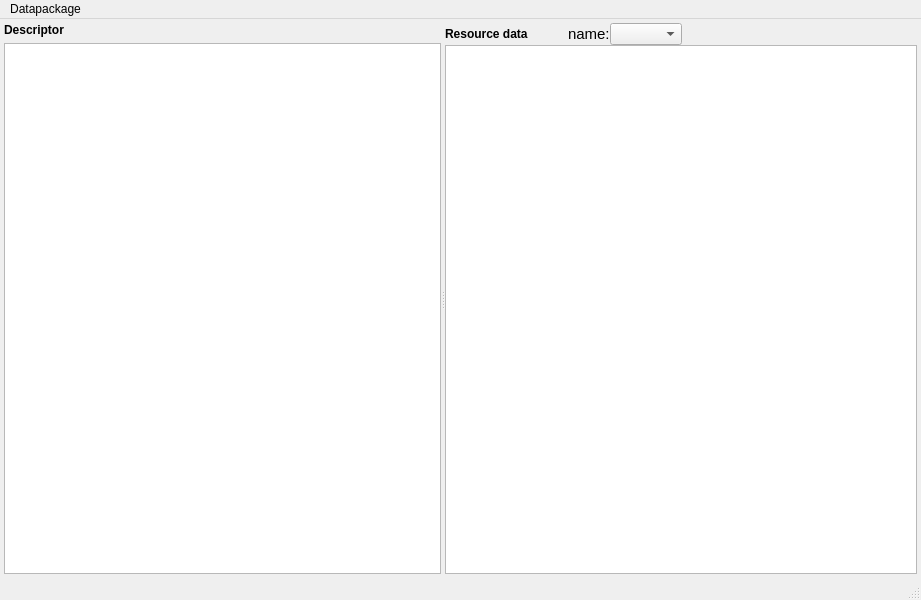
This is spinetoolbox/ui/spine_datapackage_form.ui in spine-tools/Spine-Toolbox as Qt 5 draws it before an edit. The edited form follows.
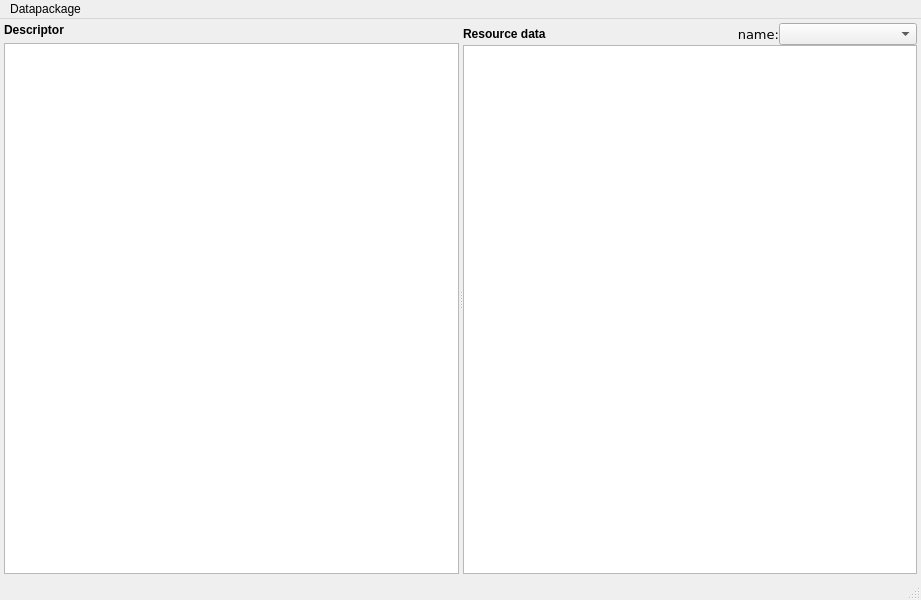
This is the edited form.

Commit message: Issue #106 updated. Now resource model and name combobox are cleared when loading a new datapackage.

The edit to the form file:
```diff
--- a/spinetoolbox/ui/spine_datapackage_form.ui
+++ b/spinetoolbox/ui/spine_datapackage_form.ui
@@ -97,7 +97,7 @@
         </item>
        </layout>
       </widget>
-      <widget class="QWidget" name="">
+      <widget class="QWidget" name="layoutWidget">
        <layout class="QVBoxLayout" name="verticalLayout_2">
         <property name="spacing">
          <number>0</number>
@@ -144,9 +144,16 @@
           </item>
           <item>
            <widget class="QLabel" name="label_resource_name">
+            <property name="sizePolicy">
+             <sizepolicy hsizetype="Preferred" vsizetype="Preferred">
+              <horstretch>0</horstretch>
+              <verstretch>0</verstretch>
+             </sizepolicy>
+            </property>
             <property name="font">
              <font>
-              <pointsize>11</pointsize>
+              <family>DejaVu Sans</family>
+              <pointsize>10</pointsize>
               <weight>50</weight>
               <bold>false</bold>
              </font>
@@ -154,6 +161,9 @@
             <property name="text">
              <string>name:</string>
             </property>
+            <property name="alignment">
+             <set>Qt::AlignRight|Qt::AlignTrailing|Qt::AlignVCenter</set>
+            </property>
            </widget>
           </item>
           <item>
@@ -166,22 +176,6 @@
             </property>
            </widget>
           </item>
-          <item>
-           <spacer name="horizontalSpacer">
-            <property name="orientation">
-             <enum>Qt::Horizontal</enum>
-            </property>
-            <property name="sizeType">
-             <enum>QSizePolicy::MinimumExpanding</enum>
-            </property>
-            <property name="sizeHint" stdset="0">
-             <size>
-              <width>40</width>
-              <height>20</height>
-             </size>
-            </property>
-           </spacer>
-          </item>
          </layout>
         </item>
         <item>
```
The commit also changes 2 other files.
